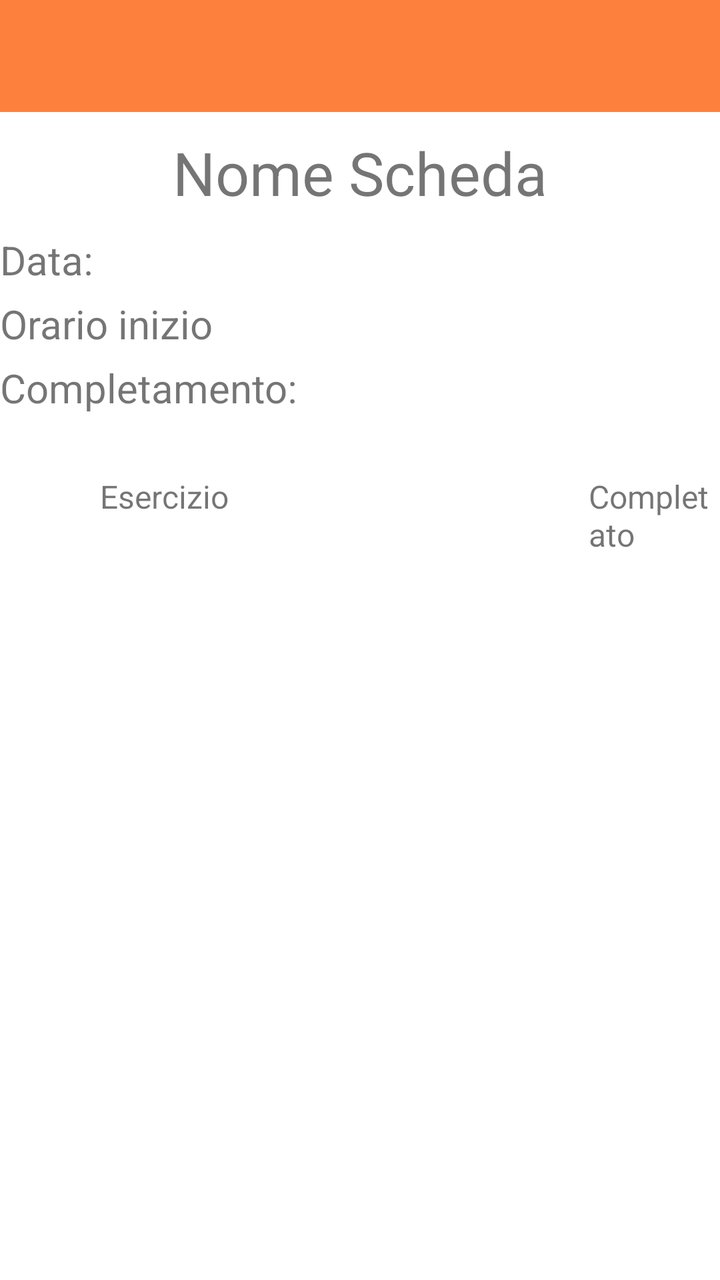
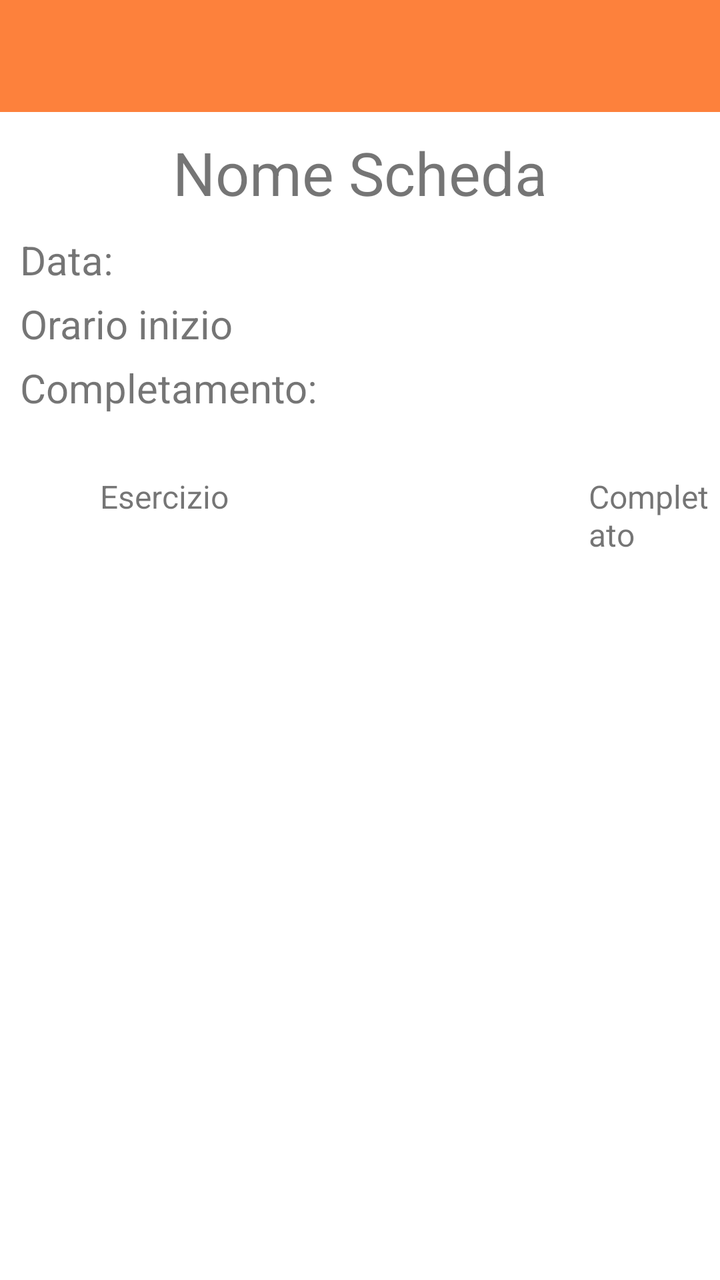

An Android layout rendered at two revisions. The XML below is the earlier revision; the diff shows what the commit changed to produce the second picture.
<!-- AndroidManifest.xml: application theme Theme.YourCali -->
<!-- res/layout/activity_workout_plans_history_overview.xml -->
<?xml version="1.0" encoding="utf-8"?>
<androidx.constraintlayout.widget.ConstraintLayout xmlns:android="http://schemas.android.com/apk/res/android"
    xmlns:app="http://schemas.android.com/apk/res-auto"
    xmlns:tools="http://schemas.android.com/tools"
    android:layout_width="match_parent"
    android:layout_height="match_parent"
    tools:context=".WorkoutPlansHistoryOverviewActivity">



    <LinearLayout
        android:layout_width="match_parent"
        android:layout_height="match_parent"
        android:orientation="vertical">

        <com.google.android.material.appbar.AppBarLayout
            android:layout_width="match_parent"
            android:layout_height="wrap_content"
            app:layout_constraintEnd_toEndOf="parent"
            app:layout_constraintStart_toStartOf="parent"
            app:layout_constraintTop_toTopOf="parent">

            <androidx.appcompat.widget.Toolbar
                android:id="@+id/myToolbarStorico"
                android:layout_width="match_parent"
                android:layout_height="wrap_content"
                android:background="@color/Orange"
                android:minHeight="?attr/actionBarSize"
                android:theme="@style/MyThemeOverlay_Toolbar2" />

        </com.google.android.material.appbar.AppBarLayout>

        <Space
            android:layout_width="match_parent"
            android:layout_height="10sp"/>

        <TextView
            android:layout_width="wrap_content"
            android:layout_height="wrap_content"
            android:id="@+id/nomeSchedaStoricoPanoramica"
            android:text="Nome Scheda"
            android:textSize="30sp"
            android:layout_gravity="center"/>

        <Space
            android:layout_width="match_parent"
            android:layout_height="10sp"/>
        <TextView
            android:layout_width="wrap_content"
            android:layout_height="wrap_content"
            android:id="@+id/dataStoricoPanoramica"
            android:text="Data:"
            android:textSize="20sp"/>

        <Space
            android:layout_width="match_parent"
            android:layout_height="5sp"/>

        <TextView
            android:layout_width="wrap_content"
            android:layout_height="wrap_content"
            android:id="@+id/orarioStoricoPanoramica"
            android:text="Orario inizio"
            android:textSize="20sp"/>

        <Space
            android:layout_width="match_parent"
            android:layout_height="5sp"/>

        <TextView
            android:layout_width="wrap_content"
            android:layout_height="wrap_content"
            android:id="@+id/completamentoStoricoPanoramica"
            android:text="Completamento:"
            android:textSize="20sp"/>

        <Space
            android:layout_width="match_parent"
            android:layout_height="30sp"/>

        <LinearLayout
            android:layout_width="match_parent"
            android:layout_height="wrap_content"
            android:orientation="horizontal">

            <TextView
                android:layout_width="wrap_content"
                android:layout_height="wrap_content"
                android:layout_marginStart="50sp"
                android:text="Esercizio"
                android:textSize="16sp" />

            <TextView
                android:id="@+id/textView"
                android:layout_width="wrap_content"
                android:layout_height="wrap_content"
                android:layout_marginStart="180sp"
                android:text="Completato"
                android:textSize="16sp" />
        </LinearLayout>

        <ScrollView
            android:layout_width="match_parent"
            android:layout_height="match_parent">


            <androidx.recyclerview.widget.RecyclerView
                android:layout_width="match_parent"
                android:layout_height="match_parent"
                android:id="@+id/listaEserciziStorico"/>

        </ScrollView>


    </LinearLayout>

</androidx.constraintlayout.widget.ConstraintLayout>
<!-- resources referenced by this layout -->
<resources>
  <color name="Orange">#FD813C</color>
  <style name="MyThemeOverlay_Toolbar2" parent="ThemeOverlay.MaterialComponents.Toolbar.Primary">
          
          <item name="android:textColorPrimary">@color/white</item>
  
          
          <item name="colorOnPrimary">@color/white</item>
      </style>
  <style name="Theme.YourCali" parent="Theme.MaterialComponents.DayNight.NoActionBar">
          
          <item name="colorPrimary">@color/purple_500</item>
          <item name="colorPrimaryVariant">@color/purple_700</item>
          <item name="colorOnPrimary">@color/white</item>
          
          <item name="colorSecondary">@color/teal_200</item>
          <item name="colorSecondaryVariant">@color/teal_700</item>
          <item name="colorOnSecondary">@color/black</item>
          
          <item name="android:statusBarColor">@color/DarkOrange</item>
          
      </style>
  <color name="white">#FFFFFFFF</color>
  <color name="purple_500">#FF6200EE</color>
  <color name="purple_700">#FF3700B3</color>
  <color name="teal_200">#FF03DAC5</color>
  <color name="teal_700">#FF018786</color>
  <color name="black">#FF000000</color>
  <color name="DarkOrange">#FF6F1F</color>
</resources>

<!-- the commit's change to res/layout/activity_workout_plans_history_overview.xml (unified diff, before → after) -->
@@ -45,34 +45,38 @@
         <Space
             android:layout_width="match_parent"
             android:layout_height="10sp"/>
+
         <TextView
+            android:id="@+id/dataStoricoPanoramica"
             android:layout_width="wrap_content"
             android:layout_height="wrap_content"
-            android:id="@+id/dataStoricoPanoramica"
+            android:layout_marginStart="10sp"
             android:text="Data:"
-            android:textSize="20sp"/>
+            android:textSize="20sp" />
 
         <Space
             android:layout_width="match_parent"
             android:layout_height="5sp"/>
 
         <TextView
+            android:id="@+id/orarioStoricoPanoramica"
             android:layout_width="wrap_content"
             android:layout_height="wrap_content"
-            android:id="@+id/orarioStoricoPanoramica"
+            android:layout_marginStart="10sp"
             android:text="Orario inizio"
-            android:textSize="20sp"/>
+            android:textSize="20sp" />
 
         <Space
             android:layout_width="match_parent"
             android:layout_height="5sp"/>
 
         <TextView
+            android:id="@+id/completamentoStoricoPanoramica"
             android:layout_width="wrap_content"
             android:layout_height="wrap_content"
-            android:id="@+id/completamentoStoricoPanoramica"
+            android:layout_marginStart="10sp"
             android:text="Completamento:"
-            android:textSize="20sp"/>
+            android:textSize="20sp" />
 
         <Space
             android:layout_width="match_parent"
